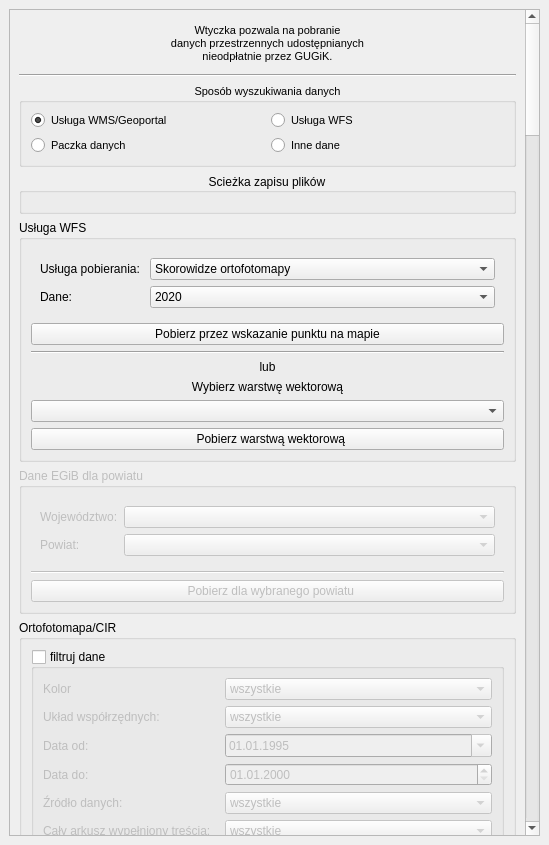
Qt form pobieracz_danych_gugik_base.ui (envirosolutionspl/pobieracz_danych_gugik) before a commit.
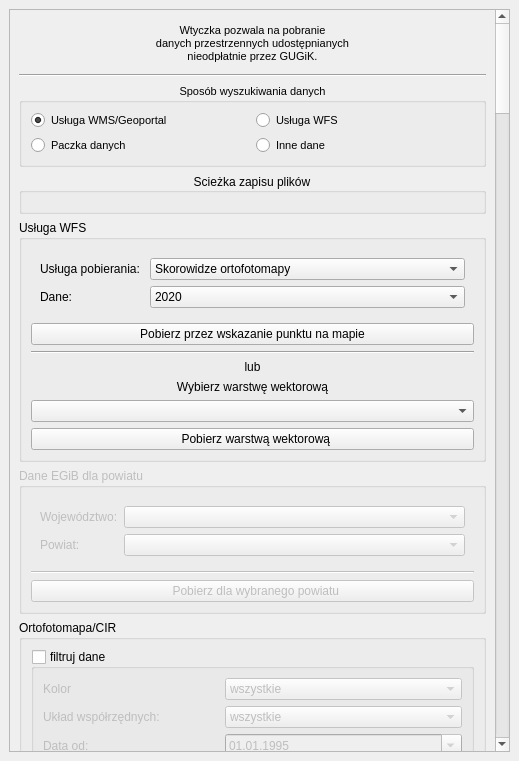
The same form after that commit. Icons and pictures are not drawn. Custom widgets are drawn as their Qt base class.

Commit message:
Poprawa błędu WFS -BDOO - Brak możliwości pobierania danych w formacie SHP #21
usunięto wybór formatu, ponieważ nie ma dostępnych danych o formacie shp; dodano opcje wyboru roku

```diff
--- a/pobieracz_danych_gugik_base.ui
+++ b/pobieracz_danych_gugik_base.ui
@@ -6,8 +6,8 @@
    <rect>
     <x>0</x>
     <y>0</y>
-    <width>549</width>
-    <height>845</height>
+    <width>519</width>
+    <height>761</height>
    </rect>
   </property>
   <property name="windowTitle">
@@ -25,8 +25,8 @@
         <rect>
          <x>0</x>
          <y>0</y>
-         <width>535</width>
-         <height>815</height>
+         <width>505</width>
+         <height>731</height>
         </rect>
        </property>
        <layout class="QVBoxLayout" name="verticalLayout_2">
```
Left out of the diff: 72 changed lines with no effect on the pictures. The commit also changes 6 other files.
